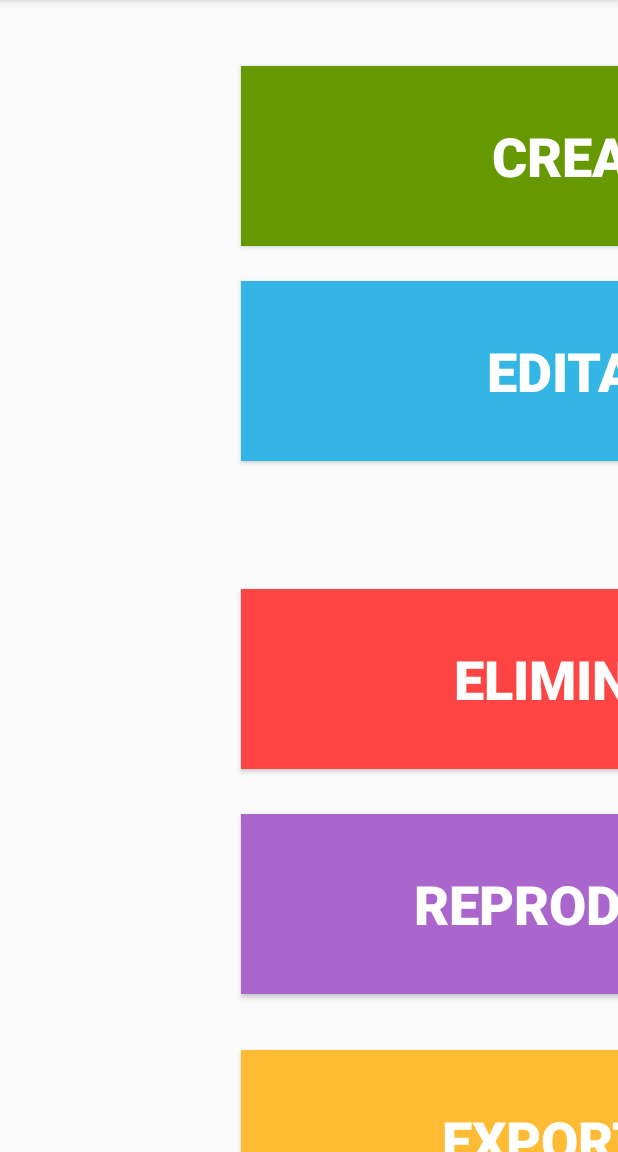
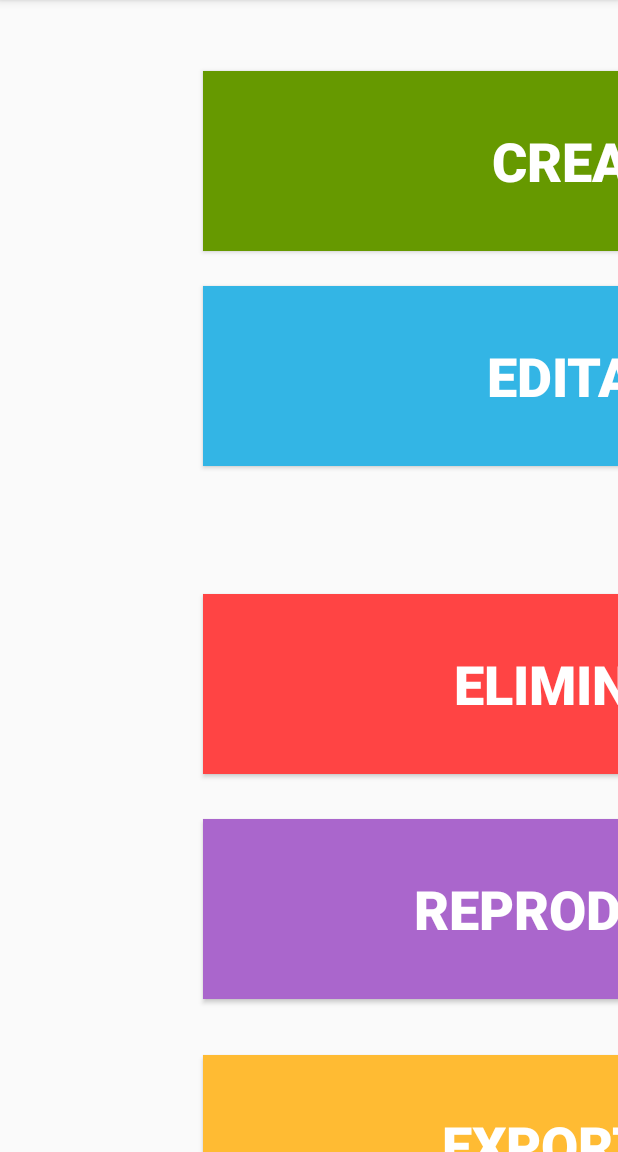
Before and after one commit to dastorga/TestDB, an Android app: the screen it shows after launch (MainActivity), on a phone screen of 412 x 824 dp, the part 84-1236 px from its top. Run offline under Robolectric (Android 15) with nearby library versions, the phone set to English and light mode, and no system bars.

Commit message:
Updates in xmls

```diff
--- a/app/src/main/res/layout/activity_crear_enlace.xml
+++ b/app/src/main/res/layout/activity_crear_enlace.xml
@@ -7,8 +7,8 @@
     tools:context="com.example.dario.testsdb.CrearEnlaceActivity">
 
     <RelativeLayout
-        android:layout_width="585dp"
-        android:layout_height="810dp"
+        android:layout_width="752dp"
+        android:layout_height="870dp"
         tools:ignore="MissingConstraints,UselessLeaf"
         tools:layout_editor_absoluteX="8dp"
         tools:layout_editor_absoluteY="8dp">
--- a/app/src/main/res/layout/activity_crear_grafo.xml
+++ b/app/src/main/res/layout/activity_crear_grafo.xml
@@ -7,8 +7,8 @@
     tools:context="com.example.dario.testsdb.CrearGrafo">
 
     <RelativeLayout
-        android:layout_width="583dp"
-        android:layout_height="804dp"
+        android:layout_width="754dp"
+        android:layout_height="873dp"
         tools:ignore="MissingConstraints"
         tools:layout_editor_absoluteX="9dp"
         tools:layout_editor_absoluteY="11dp">
--- a/app/src/main/res/layout/activity_crear_node.xml
+++ b/app/src/main/res/layout/activity_crear_node.xml
@@ -7,8 +7,8 @@
     tools:context="com.example.dario.testsdb.CrearNodeActivity">
 
     <RelativeLayout
-        android:layout_width="585dp"
-        android:layout_height="810dp"
+        android:layout_width="758dp"
+        android:layout_height="876dp"
         tools:ignore="MissingConstraints"
         tools:layout_editor_absoluteX="8dp"
         tools:layout_editor_absoluteY="8dp">
--- a/app/src/main/res/layout/activity_editar_grafo.xml
+++ b/app/src/main/res/layout/activity_editar_grafo.xml
@@ -14,7 +14,7 @@
 
         <Button
             android:id="@+id/btnEditarNombreGrafo"
-            android:layout_width="350dp"
+            android:layout_width="450dp"
             android:layout_height="150dp"
             android:layout_alignParentTop="true"
             android:layout_centerHorizontal="true"
@@ -25,7 +25,7 @@
 
         <Button
             android:id="@+id/btnEditarNodosGrafo"
-            android:layout_width="350dp"
+            android:layout_width="450dp"
             android:layout_height="150dp"
             android:layout_alignStart="@+id/btnEditarNombreGrafo"
             android:layout_below="@+id/btnEditarNombreGrafo"
@@ -47,7 +47,7 @@
 
         <Button
             android:id="@+id/btnEditarEnlacesGrafo"
-            android:layout_width="350dp"
+            android:layout_width="450dp"
             android:layout_height="150dp"
             android:layout_alignStart="@+id/btnEditarNodosGrafo"
             android:layout_below="@+id/btnEditarNodosGrafo"
--- a/app/src/main/res/layout/activity_main.xml
+++ b/app/src/main/res/layout/activity_main.xml
@@ -17,11 +17,11 @@
 
         <Button
             android:id="@+id/btnCrear"
-            android:layout_width="450dp"
+            android:layout_width="500dp"
             android:layout_height="120dp"
             android:layout_alignParentTop="true"
             android:layout_centerHorizontal="true"
-            android:layout_marginTop="44dp"
+            android:layout_marginTop="47dp"
             android:background="@android:color/holo_green_dark"
             android:elevation="10dp"
             android:text="Crear"
@@ -32,7 +32,7 @@
 
         <Button
             android:id="@+id/btnEliminar"
-            android:layout_width="450dp"
+            android:layout_width="500dp"
             android:layout_height="120dp"
             android:layout_alignStart="@+id/btnEditar"
             android:layout_below="@+id/btnEditar"
@@ -47,7 +47,7 @@
 
         <Button
             android:id="@+id/btnEditar"
-            android:layout_width="450dp"
+            android:layout_width="500dp"
             android:layout_height="120dp"
             android:layout_alignStart="@+id/btnCrear"
             android:layout_below="@+id/btnCrear"
@@ -62,7 +62,7 @@
 
         <Button
             android:id="@+id/btnReproducir"
-            android:layout_width="450dp"
+            android:layout_width="500dp"
             android:layout_height="120dp"
             android:layout_below="@+id/btnEliminar"
             android:layout_centerHorizontal="true"
@@ -77,7 +77,7 @@
 
         <Button
             android:id="@+id/btnExportar"
-            android:layout_width="450dp"
+            android:layout_width="500dp"
             android:layout_height="120dp"
             android:layout_below="@+id/btnReproducir"
             android:layout_centerHorizontal="true"
--- a/app/src/main/res/layout/activity_play.xml
+++ b/app/src/main/res/layout/activity_play.xml
@@ -28,9 +28,9 @@
             android:id="@+id/btnVolverAtras_PLay"
             android:layout_width="400dp"
             android:layout_height="300dp"
-            android:layout_alignStart="@+id/btnReproducir_PLay"
             android:layout_below="@+id/btnReproducir_PLay"
-            android:layout_marginTop="207dp"
+            android:layout_centerHorizontal="true"
+            android:layout_marginTop="90dp"
             android:elevation="10dp"
             android:text="Volver Atras"
             android:textSize="30sp"
--- a/app/src/main/res/layout/warning_notice.xml
+++ b/app/src/main/res/layout/warning_notice.xml
@@ -7,8 +7,8 @@
     android:layout_height="match_parent">
 
     <RelativeLayout
-        android:layout_width="585dp"
-        android:layout_height="805dp"
+        android:layout_width="749dp"
+        android:layout_height="864dp"
         tools:ignore="MissingConstraints"
         tools:layout_editor_absoluteX="8dp"
         tools:layout_editor_absoluteY="11dp">
@@ -22,7 +22,7 @@
             android:layout_marginTop="140dp"
             android:text="Seguro desea eliminar el Grafo?"
             android:textColor="@android:color/holo_orange_light"
-            android:textSize="30sp"
+            android:textSize="36sp"
             android:textStyle="bold"
             tools:text="WarnigNotice" />
 
```
Also changed, not shown: app/src/main/res/layout/activity_crear_node_enlace.xml (+4 -4 lines), app/src/main/res/layout/activity_editar_nodo.xml (+7 -7 lines).
